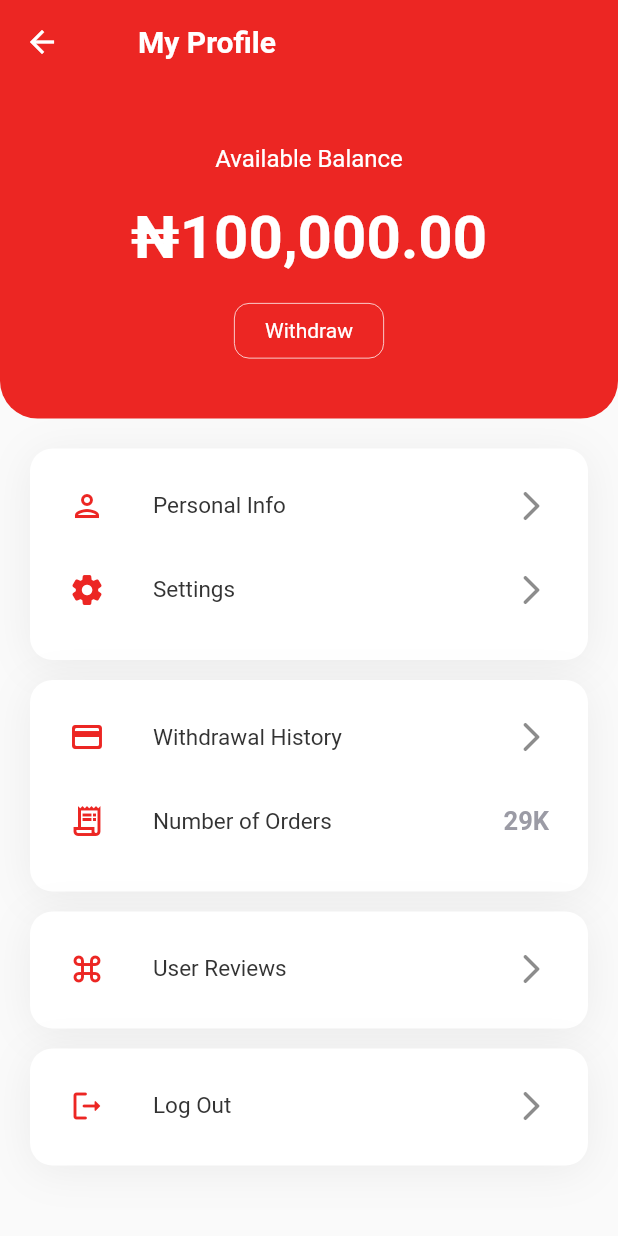
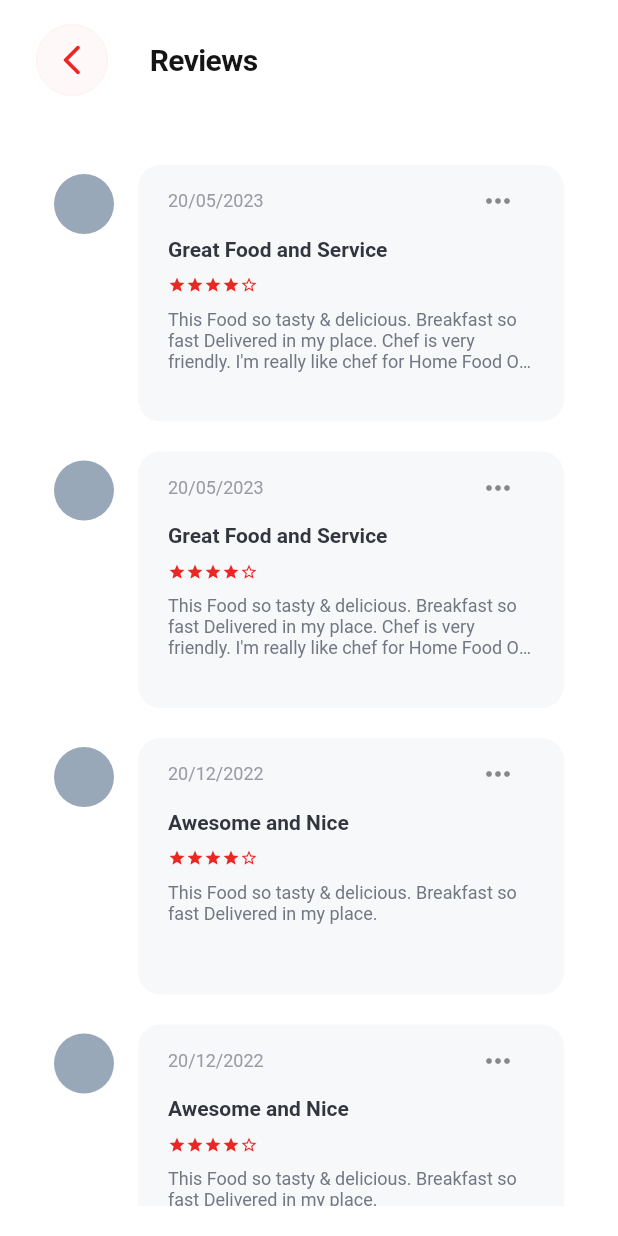
Before and after one commit to egideons/benji_vendor, a Flutter app: the Profile screen opened directly, after a tap on "User Reviews", on a phone screen of 412 x 824 dp. Run offline on Flutter 3.47's test engine with Material 2 defaults, Android fonts, the phone set to English and light mode, and no system bars; our stand-ins replace flutter_spinkit, google_fonts, hexcolor; Roboto replaces fonts that are missing (Sen).

Commit message:
User Reviews: - Created the user reviews page - Linked the user reviews page to the Profile screen

```diff
--- /dev/null
+++ b/lib/app/others/user reviews.dart
@@ -0,0 +1,156 @@
+import 'package:flutter/material.dart';
+
+import '../../reusable widgets/my appbar.dart';
+import '../../theme/colors.dart';
+import '../../theme/constants.dart';
+
+class UserReviews extends StatefulWidget {
+  const UserReviews({super.key});
+
+  @override
+  State<UserReviews> createState() => _UserReviewsState();
+}
+
+class _UserReviewsState extends State<UserReviews> {
+  //=================================== ALL VARIABLES =====================================\\
+
+//=================================== LISTS =====================================\\
+  List<String> reviewDate = [
+    "20/05/2023",
+    "20/05/2023",
+    "20/12/2022",
+    "20/12/2022",
+    "20/12/2022",
+  ];
+  List<String> reviewTitle = [
+    "Great Food and Service",
+    "Great Food and Service",
+    "Awesome and Nice",
+    "Awesome and Nice",
+    "Awesome and Nice",
+  ];
+  List<String> reviewContent = [
+    "This Food so tasty & delicious. Breakfast so fast Delivered in my place. Chef is very friendly. I'm really like chef for Home Food Order. Thanks.",
+    "This Food so tasty & delicious. Breakfast so fast Delivered in my place. Chef is very friendly. I'm really like chef for Home Food Order. Thanks.",
+    "This Food so tasty & delicious. Breakfast so fast Delivered in my place. ",
+    "This Food so tasty & delicious. Breakfast so fast Delivered in my place. ",
+    "This Food so tasty & delicious. Breakfast so fast Delivered in my place. ",
+  ];
+  List<IconData> starRating = [
+    Icons.star,
+    Icons.star,
+    Icons.star,
+    Icons.star,
+    Icons.star_outline,
+  ];
+
+  @override
+  Widget build(BuildContext context) {
+    return Scaffold(
+      appBar: MyAppBar(
+        backgroundColor: kPrimaryColor,
+        title: "Reviews",
+        actions: const [],
+        elevation: 0.0,
+      ),
+      backgroundColor: kPrimaryColor,
+      body: SafeArea(
+        maintainBottomViewPadding: true,
+        child: Container(
+          padding: const EdgeInsets.all(
+            kDefaultPadding,
+          ),
+          child: ListView.builder(
+            itemCount: 5,
+            physics: const BouncingScrollPhysics(),
+            scrollDirection: Axis.vertical,
+            itemBuilder: (context, index) {
+              return ListTile(
+                minVerticalPadding: kDefaultPadding / 2,
+                enableFeedback: true,
+                leading: const CircleAvatar(
+                  backgroundColor: Color(
+                    0xFF98A8B8,
+                  ),
+                  child: ClipOval(
+                    clipBehavior: Clip.hardEdge,
+                  ),
+                ),
+                title: Container(
+                  width: 274,
+                  height: 171,
+                  padding: const EdgeInsets.only(
+                    left: kDefaultPadding,
+                    right: kDefaultPadding,
+                    bottom: kDefaultPadding,
+                  ),
+                  decoration: ShapeDecoration(
+                    color: const Color(0xFFF6F8FA),
+                    shape: RoundedRectangleBorder(
+                      borderRadius: BorderRadius.circular(15),
+                    ),
+                  ),
+                  child: Column(
+                    crossAxisAlignment: CrossAxisAlignment.start,
+                    children: [
+                      Row(
+                        mainAxisAlignment: MainAxisAlignment.spaceBetween,
+                        children: [
+                          Text(
+                            reviewDate[index],
+                            style: const TextStyle(
+                              color: Color(0xFF9B9BA5),
+                              fontSize: 12,
+                              fontWeight: FontWeight.w400,
+                            ),
+                          ),
+                          IconButton(
+                            onPressed: () {},
+                            icon: const Icon(
+                              Icons.more_horiz_rounded,
+                            ),
+                          )
+                        ],
+                      ),
+                      Text(
+                        reviewTitle[index],
+                        style: const TextStyle(
+                          color: Color(0xFF32343E),
+                          fontSize: 14,
+                          fontWeight: FontWeight.w700,
+                        ),
+                      ),
+                      kHalfSizedBox,
+                      Row(
+                        children: [
+                          for (int i = 0; i < 5; i++)
+                            Icon(
+                              starRating[i],
+                              color: kAccentColor,
+                              size: 12,
+                            ),
+                        ],
+                      ),
+                      kHalfSizedBox,
+                      Text(
+                        reviewContent[index],
+                        overflow: TextOverflow.ellipsis,
+                        maxLines: 3,
+                        softWrap: true,
+                        style: const TextStyle(
+                          color: Color(0xFF737782),
+                          fontSize: 12,
+                          fontWeight: FontWeight.w400,
+                        ),
+                      )
+                    ],
+                  ),
+                ),
+              );
+            },
+          ),
+        ),
+      ),
+    );
+  }
+}
--- a/lib/app/profile/profile.dart
+++ b/lib/app/profile/profile.dart
@@ -1,3 +1,4 @@
+import 'package:benji_vendor/app/others/user%20reviews.dart';
 import 'package:benji_vendor/theme/constants.dart';
 import 'package:flutter/material.dart';
 
@@ -231,7 +232,13 @@ class _ProfileState extends State<Profile> {
                   ],
                 ),
                 child: ListTile(
-                  onTap: () {},
+                  onTap: () {
+                    Navigator.of(context).push(
+                      MaterialPageRoute(
+                        builder: (context) => const UserReviews(),
+                      ),
+                    );
+                  },
                   leading: Icon(
                     Icons.keyboard_command_key_rounded,
                     color: kAccentColor,
```
